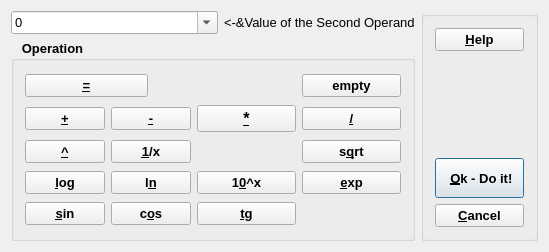
Qt form GUI/Dialogs4/CalcDialog4.ui (gemshub/GEMSGUI) before a commit.
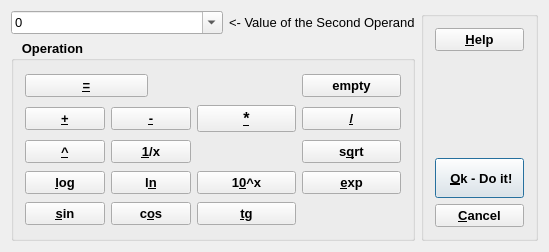
The same form after that commit.

The edit to the form file:
```diff
--- a/GUI/Dialogs4/CalcDialog4.ui
+++ b/GUI/Dialogs4/CalcDialog4.ui
@@ -95,7 +95,7 @@
       <bool>false</bool>
      </property>
      <property name="text">
-      <string>&lt;-&amp;Value of the Second Operand</string>
+      <string>&lt;- Value of the Second Operand</string>
      </property>
      <property name="wordWrap">
       <bool>false</bool>
```
Left out of the diff: 12 changed lines with no effect on the pictures.
